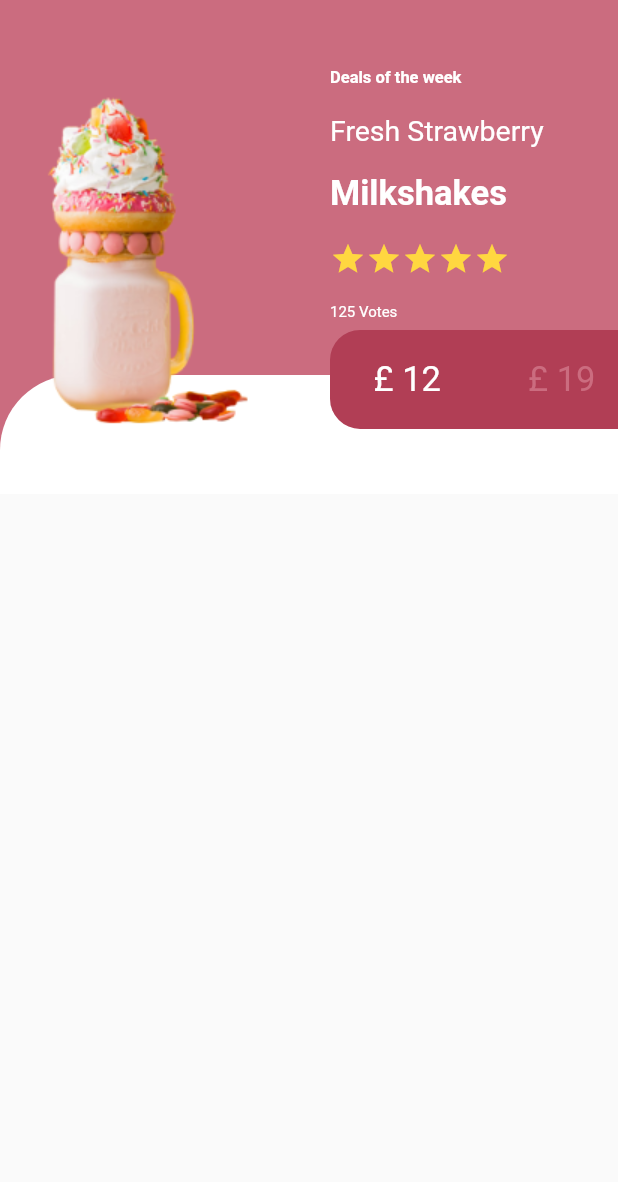
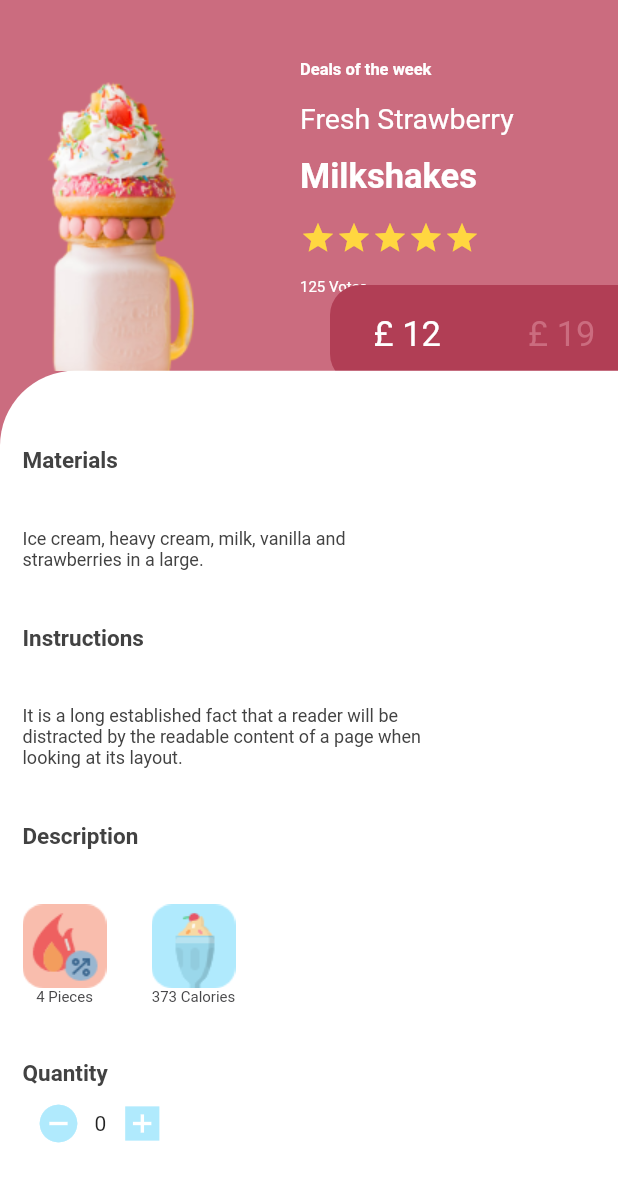
Before and after one commit to erdemgocen44/online_grocery_try, a Flutter app: the ProductDetailPage screen opened directly, on a phone screen of 412 x 824 dp. Shown: the top 1182 px of the screen. Run offline on Flutter 3.47's test engine with Material 2 defaults, Android fonts, the phone set to English and light mode, and no system bars; our stand-ins replace fancy_bottom_navigation, intro_slider.

Commit message:
depişim

```diff
--- a/lib/productDetailPage.dart
+++ b/lib/productDetailPage.dart
@@ -7,24 +7,40 @@ class ProductDetailPage extends StatefulWidget {
 }
 
 class _ProductDetailPageState extends State<ProductDetailPage> {
+  int _counter = 0;
+
+  void arttir() {
+    setState(() {
+      _counter++;
+    });
+  }
+
+  void azalt() {
+    setState(() {
+      _counter--;
+    });
+  }
+
   @override
   Widget build(BuildContext context) {
     return Scaffold(
-      body: Container(
-        child: Column(
+      backgroundColor: Color(0xffCB6C7F),
+      body: Column(
         children: [
           Stack(
+            clipBehavior: Clip.hardEdge,
+            fit: StackFit.loose,
             children: [
               Container(
                 width: MediaQuery.of(context).size.width * 1,
-                  height: MediaQuery.of(context).size.height * 0.4,
+                height: MediaQuery.of(context).size.height * 0.3,
                 decoration: BoxDecoration(
                   color: Color(0xffCB6C7F),
                 ),
                 child: Row(
                   children: [
                     SizedBox(
-                        width: 220,
+                      width: 200,
                     ),
                     Container(
                       child: Column(
@@ -38,8 +54,8 @@ class _ProductDetailPageState extends State<ProductDetailPage> {
                               FontWeight.bold, Colors.white),
                           buildDefaultText('Fresh Strawberry ', 19,
                               FontWeight.w400, Colors.white),
-                            buildDefaultText('Milkshakes ', 23, FontWeight.bold,
-                                Colors.white),
+                          buildDefaultText(
+                              'Milkshakes ', 23, FontWeight.bold, Colors.white),
                           Row(
                             children: [
                               buildIconStars(),
@@ -56,7 +72,7 @@ class _ProductDetailPageState extends State<ProductDetailPage> {
                             Colors.white,
                           ),
                           SizedBox(
-                              height: 80,
+                            height: 20,
                           ),
                         ],
                       ),
@@ -65,24 +81,11 @@ class _ProductDetailPageState extends State<ProductDetailPage> {
                 ),
               ),
               Positioned(
-                  top: 250,
-                  child: Container(
-                    width: MediaQuery.of(context).size.width * 1,
-                    height: MediaQuery.of(context).size.height * 0.7,
-                    decoration: BoxDecoration(
-                      borderRadius: BorderRadius.only(
-                        topLeft: Radius.circular(50),
-                      ),
-                      color: Colors.white,
-                    ),
-                  ),
-                ),
-                Positioned(
                   left: 25,
-                    top: 60,
+                  top: 50,
                   child: Image.asset('assets/images/icecek.png')),
               Positioned(
-                  top: 220,
+                top: 190,
                 left: 220,
                 child: Container(
                   width: MediaQuery.of(context).size.width * 0.5,
@@ -115,8 +118,127 @@ class _ProductDetailPageState extends State<ProductDetailPage> {
               ),
             ],
           ),
+          Container(
+            width: MediaQuery.of(context).size.width * 1,
+            height: MediaQuery.of(context).size.height * 0.7,
+            decoration: BoxDecoration(
+              borderRadius: BorderRadius.only(
+                topLeft: Radius.circular(50),
+              ),
+              color: Colors.white,
+            ),
+            child: Padding(
+              padding: const EdgeInsets.all(15.0),
+              child: Container(
+                child: Column(
+                  mainAxisAlignment: MainAxisAlignment.spaceEvenly,
+                  crossAxisAlignment: CrossAxisAlignment.stretch,
+                  children: [
+                    buildDefaultText(
+                      'Materials',
+                      15,
+                      FontWeight.bold,
+                      Color(0xff424242),
+                    ),
+                    buildDefaultText(
+                      'Ice cream, heavy cream, milk, vanilla and\nstrawberries in a large.',
+                      12,
+                      FontWeight.w400,
+                      Color(0xff424242),
+                    ),
+                    buildDefaultText(
+                      'Instructions',
+                      15,
+                      FontWeight.bold,
+                      Color(0xff424242),
+                    ),
+                    buildDefaultText(
+                      'It is a long established fact that a reader will be\ndistracted by the readable content of a page when\nlooking at its layout. ',
+                      12,
+                      FontWeight.w400,
+                      Color(0xff424242),
+                    ),
+                    buildDefaultText(
+                      'Description',
+                      15,
+                      FontWeight.bold,
+                      Color(0xff424242),
+                    ),
+                    Row(
+                      mainAxisAlignment: MainAxisAlignment.start,
+                      children: [
+                        Column(
+                          children: [
+                            Image.asset(
+                              'assets/images/ates.png',
+                            ),
+                            buildDefaultText(
+                              '4 Pieces',
+                              10,
+                              FontWeight.w400,
+                              Color(0xff474749),
+                            ),
                           ],
                         ),
+                        SizedBox(
+                          width: 30,
+                        ),
+                        Column(
+                          children: [
+                            Image.asset(
+                              'assets/images/dondurma.png',
+                            ),
+                            buildDefaultText(
+                              '373 Calories',
+                              10,
+                              FontWeight.w400,
+                              Color(0xff474749),
+                            ),
+                          ],
+                        ),
+                      ],
+                    ),
+                    Container(
+                      child: Column(
+                        mainAxisAlignment: MainAxisAlignment.spaceEvenly,
+                        crossAxisAlignment: CrossAxisAlignment.start,
+                        children: [
+                          buildDefaultText(
+                            'Quantity',
+                            15,
+                            FontWeight.bold,
+                            Color(0xff424242),
+                          ),
+                          Row(
+                            children: [
+                              IconButton(
+                                onPressed: azalt,
+                                icon: Icon(
+                                  Icons.remove_circle,
+                                  size: 30,
+                                  color: Color(0xffB0EAFD),
+                                ),
+                              ),
+                              Text('$_counter'),
+                              IconButton(
+                                onPressed: arttir,
+                                icon: Icon(
+                                  Icons.add_box_sharp,
+                                  size: 30,
+                                  color: Color(0xffB0EAFD),
+                                ),
+                              ),
+                            ],
+                          ),
+                        ],
+                      ),
+                    ),
+                  ],
+                ),
+              ),
+            ),
+          ),
+        ],
       ),
     );
   }
```
Also changed, not shown: assets/images/ates.png (added), assets/images/dondurma.png (added). Lines whose indentation alone changed are shown as unchanged.
